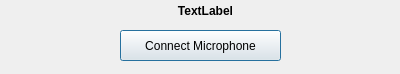
This is sourcecode/client/voiceDialog.ui in Team-Chimera/Comm-Audio as Qt 5 draws it before an edit. The edited form follows.
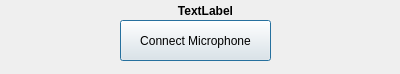
This is the edited form.

Commit message: Voice chat! :D

The edit to the form file:
```diff
--- a/sourcecode/client/voiceDialog.ui
+++ b/sourcecode/client/voiceDialog.ui
@@ -17,9 +17,9 @@
    <property name="geometry">
     <rect>
      <x>120</x>
-     <y>30</y>
-     <width>161</width>
-     <height>31</height>
+     <y>20</y>
+     <width>151</width>
+     <height>41</height>
     </rect>
    </property>
    <property name="text">
```
The commit also changes 8 other files.
